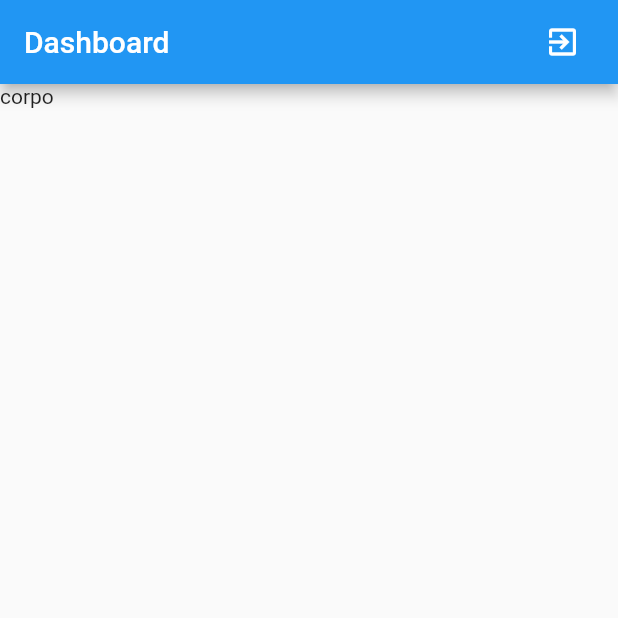
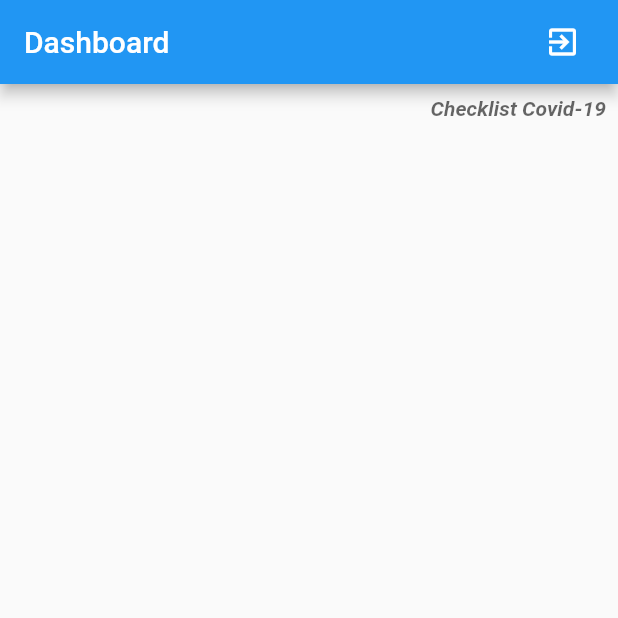
Before and after one commit to williamtrindade/csi-mobile-programming, a Flutter app: the Dashboard screen opened directly, on a phone screen of 412 x 824 dp, the top half of it. Run offline on Flutter 3.47's test engine with Material 2 defaults, Android fonts, the phone set to English and light mode, and no system bars; Roboto replaces fonts that are missing (OpenSans).

Commit message:
class 1 / 4

```diff
--- a/flutter/covidapp/lib/screens/android/dashboard.dart
+++ b/flutter/covidapp/lib/screens/android/dashboard.dart
@@ -21,7 +21,24 @@ class Dashboard extends StatelessWidget {
           )
         ],
       ),
-      body: Text('corpo')
+      body: Column(
+        children: <Widget>[
+          Container(
+            // color: Colors.blue,
+            alignment: Alignment.topRight,
+            padding: const EdgeInsets.all(8.0),
+            child: Text(
+              'Checklist Covid-19',
+              style: TextStyle(
+                color: Colors.black.withOpacity(0.6),
+                fontFamily: 'OpenSans',
+                fontWeight: FontWeight.bold,
+                fontStyle: FontStyle.italic
+              ),
+            )
+          ),
+        ],
+      )
     );
   }
 }
```
